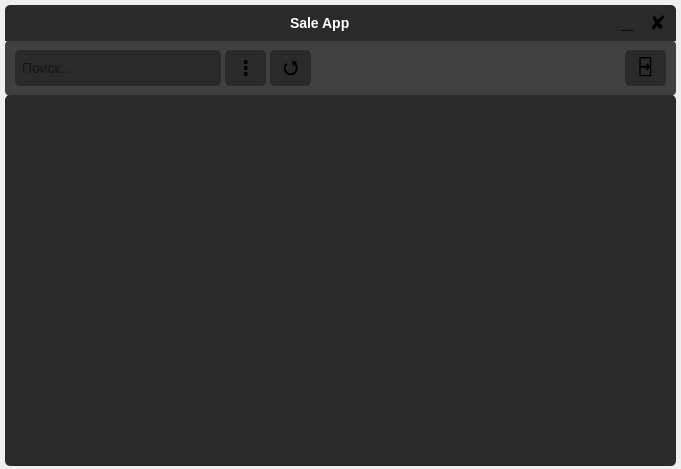
b0shka/selling_apps, file mainwindow/mainwindow.ui: the form before one commit.
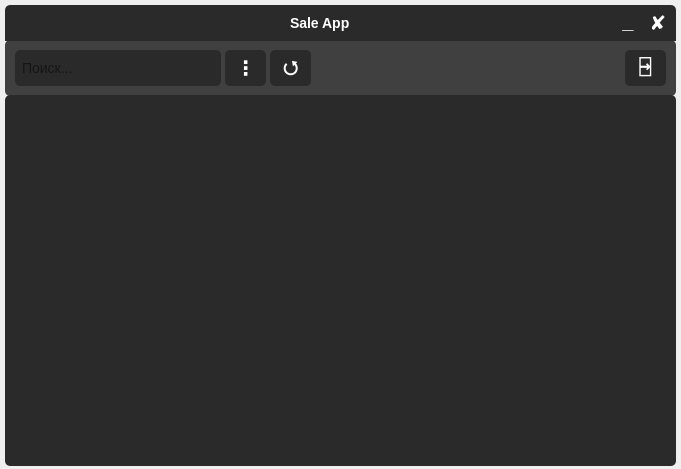
The form after the commit.

Diff of the .ui file:
```diff
--- a/mainwindow/mainwindow.ui
+++ b/mainwindow/mainwindow.ui
@@ -139,6 +139,7 @@
       <property name="styleSheet">
        <string notr="true">QPushButton {
 	padding-bottom: 3px;
+	color: white;
 	font-size: 20px;
 	background-color: #2a2a2a;
 	border-radius: 5px;
@@ -171,6 +172,7 @@
       <property name="styleSheet">
        <string notr="true">QPushButton {
 	font-size: 20px;
+	color: white;
 	background-color: #2a2a2a;
 	border-radius: 5px;
 }
@@ -202,6 +204,7 @@
       <property name="styleSheet">
        <string notr="true">QPushButton {
 	padding-top: 4px;
+	color: white;
 	font-size: 18px;
 	background-color: #2a2a2a;
 	border-radius: 5px;
@@ -287,6 +290,7 @@
       <property name="styleSheet">
        <string notr="true">QPushButton {
 	font-size: 20px;
+	color: white;
 	background-color: #2a2a2a;
 	border-radius: 5px;
 }
@@ -319,6 +323,7 @@
        <string notr="true">QPushButton {
 	padding-bottom: 4px;
 	font-size: 20px;
+	color: white;
 	background-color: #2a2a2a;
 	border-radius: 5px;
 }
```
